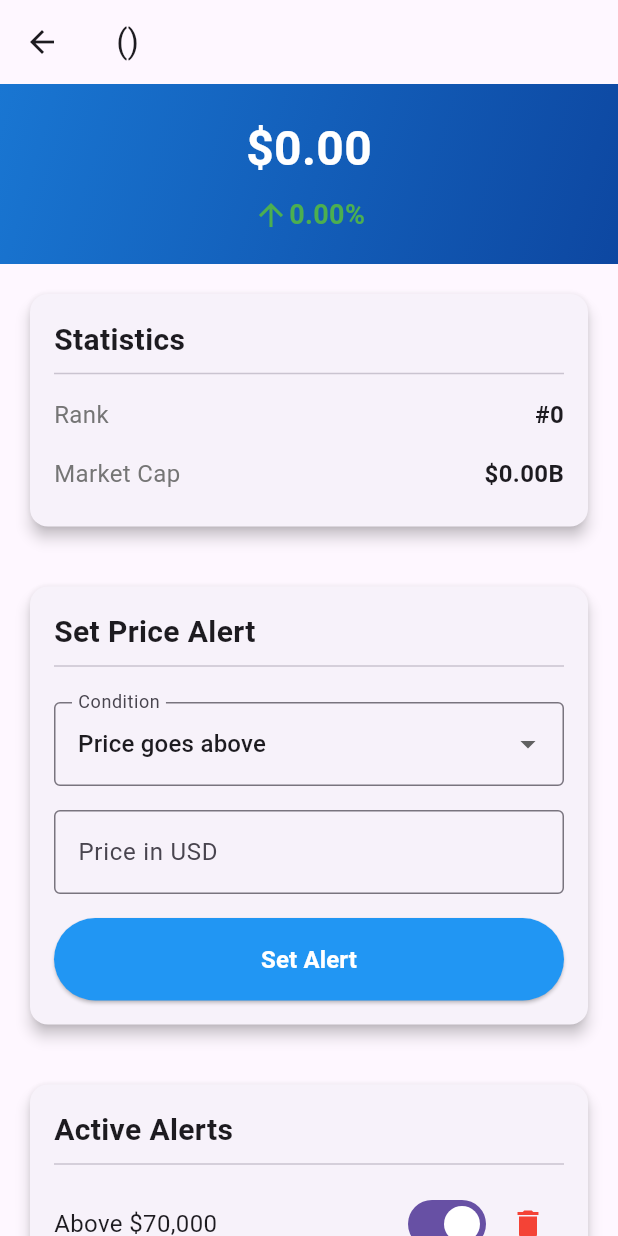
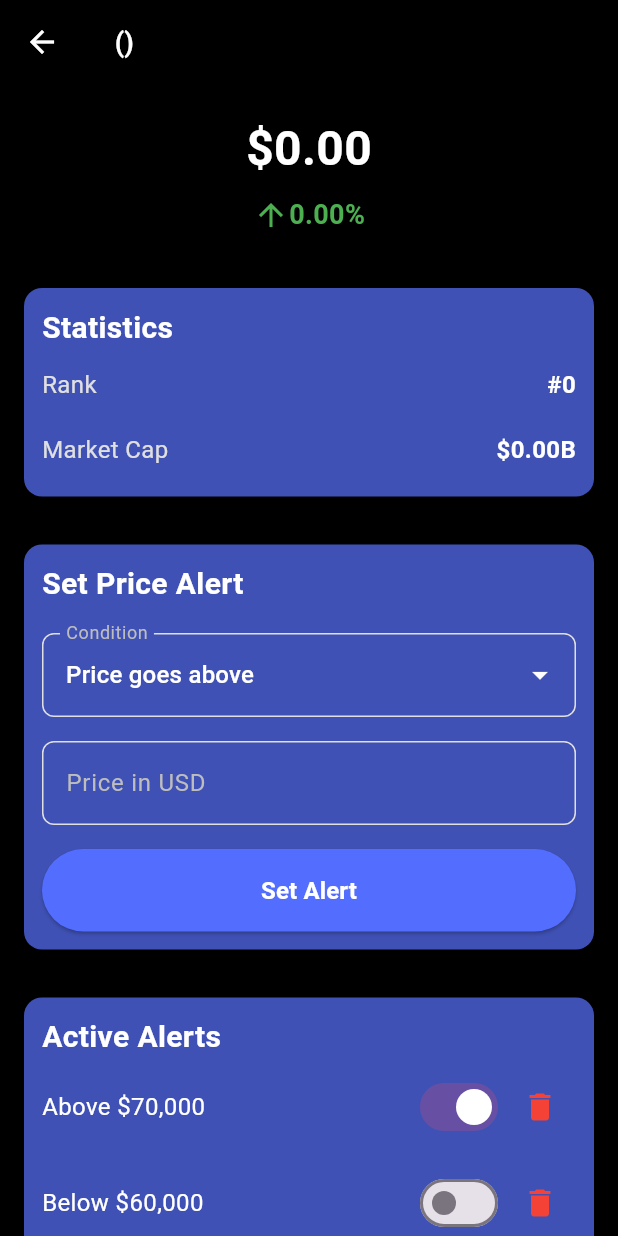
Before and after one commit to umarn15/crypto-rates, a Flutter app: the CoinDetailScreen screen opened directly with empty values, on a phone screen of 412 x 824 dp. Run offline on Flutter 3.47's test engine with Material 3 defaults, Android fonts, the phone set to English and light mode, and no system bars; our stand-ins replace fl_chart, shared_preferences; accounts and stored records are empty; network calls fail.

Commit message:
coin details screen with alert ui

```diff
--- a/lib/main.dart
+++ b/lib/main.dart
@@ -1,3 +1,4 @@
+import 'package:crypto_rates/models/theme_data.dart';
 import 'package:crypto_rates/screens/crypto_list_screen.dart';
 import 'package:flutter/material.dart';
 import 'package:shared_preferences/shared_preferences.dart';
@@ -18,6 +19,7 @@ class MyApp extends StatelessWidget {
   Widget build(BuildContext context) {
     return MaterialApp(
       debugShowCheckedModeBanner: false,
+      theme: themeData,
       home: CryptoListScreen(),
     );
   }
--- /dev/null
+++ b/lib/models/theme_data.dart
@@ -0,0 +1,26 @@
+import 'package:flutter/material.dart';
+
+TextStyle style = TextStyle(
+  color: Colors.white,
+);
+
+ThemeData themeData = ThemeData(
+  scaffoldBackgroundColor: Colors.black,
+  appBarTheme: AppBarTheme(
+    backgroundColor: Colors.transparent,
+    iconTheme: IconThemeData(color: Colors.white),
+    titleTextStyle: TextStyle(
+      fontSize: 18,
+      color: Colors.white,
+      fontWeight: FontWeight.bold
+    ),
+    actionsIconTheme: IconThemeData(color: Colors.white),
+  ),
+  textTheme: TextTheme(
+    bodyMedium: style,
+    bodyLarge: style,
+    bodySmall: style,
+    titleMedium: style,
+  ),
+  cardColor: Colors.indigo,
+);
--- a/lib/screens/coin_details_screen.dart
+++ b/lib/screens/coin_details_screen.dart
@@ -36,13 +36,13 @@ class _CoinDetailScreenState extends State<CoinDetailScreen> {
             Container(
               width: double.infinity,
               padding: EdgeInsets.all(20),
-              decoration: BoxDecoration(
-                gradient: LinearGradient(
-                  colors: [Colors.blue.shade700, Colors.blue.shade900],
-                  begin: Alignment.topLeft,
-                  end: Alignment.bottomRight,
-                ),
-              ),
+              // decoration: BoxDecoration(
+              //   gradient: LinearGradient(
+              //     colors: [Colors.indigoAccent, Colors.indigo],
+              //     begin: Alignment.topLeft,
+              //     end: Alignment.bottomRight,
+              //   ),
+              // ),
               child: Column(
                 children: [
                   Text(
@@ -83,11 +83,12 @@ class _CoinDetailScreenState extends State<CoinDetailScreen> {
 
             // Stats Section
             Padding(
-              padding: EdgeInsets.all(16),
+              padding: EdgeInsets.all(12),
               child: Card(
+                color: Colors.indigo,
                 elevation: 4,
                 child: Padding(
-                  padding: EdgeInsets.all(16),
+                  padding: EdgeInsets.all(12),
                   child: Column(
                     crossAxisAlignment: CrossAxisAlignment.start,
                     children: [
@@ -98,7 +99,6 @@ class _CoinDetailScreenState extends State<CoinDetailScreen> {
                           fontWeight: FontWeight.bold,
                         ),
                       ),
-                      Divider(),
                       _buildStatRow('Rank', '#${widget.coin.rank}'),
                       _buildStatRow(
                           'Market Cap',
@@ -113,11 +113,12 @@ class _CoinDetailScreenState extends State<CoinDetailScreen> {
 
             // Price Alert Section
             Padding(
-              padding: EdgeInsets.all(16),
+              padding: EdgeInsets.all(12),
               child: Card(
+                color: Colors.indigo,
                 elevation: 4,
                 child: Padding(
-                  padding: EdgeInsets.all(16),
+                  padding: EdgeInsets.all(12),
                   child: Form(
                     key: _alertFormKey,
                     child: Column(
@@ -130,13 +131,35 @@ class _CoinDetailScreenState extends State<CoinDetailScreen> {
                             fontWeight: FontWeight.bold,
                           ),
                         ),
-                        Divider(),
-                        SizedBox(height: 16),
+                        SizedBox(height: 18),
                         DropdownButtonFormField<String>(
+                          dropdownColor: Colors.blue,
                           value: _selectedCondition,
+                          icon: Icon(Icons.arrow_drop_down, color: Colors.white,),
                           decoration: InputDecoration(
+                            border: OutlineInputBorder(
+                              borderRadius: BorderRadius.circular(8),
+                              borderSide: BorderSide(color: Colors.grey.shade300),
+                            ),
+                            focusedBorder: OutlineInputBorder(
+                              borderRadius: BorderRadius.circular(8),
+                              borderSide: BorderSide(color: Colors.white),
+                            ),
+                            disabledBorder: OutlineInputBorder(
+                              borderRadius: BorderRadius.circular(8),
+                              borderSide: BorderSide(color: Colors.grey.shade300),
+                            ),
+                            enabledBorder: OutlineInputBorder(
+                                borderSide: BorderSide(color: Colors.grey.shade300),
+                                borderRadius: BorderRadius.circular(8)),
+                            fillColor: Colors.transparent,
+                            focusColor: Colors.transparent,
+                            hoverColor: Colors.transparent,
+                            filled: true,
                             labelText: 'Condition',
-                            border: OutlineInputBorder(),
+                            labelStyle: TextStyle(
+                                color: Colors.grey.shade400
+                            ),
                           ),
                           items: [
                             DropdownMenuItem(
@@ -158,9 +181,31 @@ class _CoinDetailScreenState extends State<CoinDetailScreen> {
                         TextFormField(
                           controller: _priceController,
                           decoration: InputDecoration(
+                            border: OutlineInputBorder(
+                              borderRadius: BorderRadius.circular(8),
+                              borderSide: BorderSide(color: Colors.grey.shade300),
+                            ),
+                            focusedBorder: OutlineInputBorder(
+                              borderRadius: BorderRadius.circular(8),
+                              borderSide: BorderSide(color: Colors.white),
+                            ),
+                            disabledBorder: OutlineInputBorder(
+                              borderRadius: BorderRadius.circular(8),
+                              borderSide: BorderSide(color: Colors.grey.shade300),
+                            ),
+                            enabledBorder: OutlineInputBorder(
+                                borderSide: BorderSide(color: Colors.grey.shade300),
+                                borderRadius: BorderRadius.circular(8)),
+                            fillColor: Colors.transparent,
+                            focusColor: Colors.transparent,
+                            hoverColor: Colors.transparent,
+                            filled: true,
                             labelText: 'Price in USD',
+                            labelStyle: TextStyle(
+                              color: Colors.grey.shade400
+                            ),
                             prefixText: '\$ ',
-                            border: OutlineInputBorder(),
+                            prefixStyle: TextStyle(color: Colors.grey.shade400),
                           ),
                           keyboardType: TextInputType.numberWithOptions(decimal: true),
                           validator: (value) {
@@ -179,7 +224,7 @@ class _CoinDetailScreenState extends State<CoinDetailScreen> {
                           child: ElevatedButton(
                             style: ElevatedButton.styleFrom(
                               padding: EdgeInsets.symmetric(vertical: 16),
-                              backgroundColor: Colors.blue,
+                              backgroundColor: Colors.indigoAccent,
                             ),
                             onPressed: () {
                               if (_alertFormKey.currentState!.validate()) {
@@ -212,11 +257,12 @@ class _CoinDetailScreenState extends State<CoinDetailScreen> {
 
             // Existing Alerts Section
             Padding(
-              padding: EdgeInsets.all(16),
+              padding: EdgeInsets.all(12),
               child: Card(
+                color: Colors.indigo,
                 elevation: 4,
                 child: Padding(
-                  padding: EdgeInsets.all(16),
+                  padding: EdgeInsets.all(12),
                   child: Column(
                     crossAxisAlignment: CrossAxisAlignment.start,
                     children: [
@@ -227,7 +273,6 @@ class _CoinDetailScreenState extends State<CoinDetailScreen> {
                           fontWeight: FontWeight.bold,
                         ),
                       ),
-                      Divider(),
                       // Example alert items
                       _buildAlertItem(
                         'Above \$70,000',
@@ -256,14 +301,14 @@ class _CoinDetailScreenState extends State<CoinDetailScreen> {
 
   Widget _buildStatRow(String label, String value) {
     return Padding(
-      padding: EdgeInsets.symmetric(vertical: 8),
+      padding: EdgeInsets.only(top: 12, bottom: 8),
       child: Row(
         mainAxisAlignment: MainAxisAlignment.spaceBetween,
         children: [
           Text(
             label,
             style: TextStyle(
-              color: Colors.grey[600],
+              color: Colors.grey[300],
               fontSize: 16,
             ),
           ),
--- a/lib/screens/crypto_chart.dart
+++ b/lib/screens/crypto_chart.dart
@@ -36,7 +36,7 @@ class _CryptoChartState extends State<CryptoChart> {
             padding: EdgeInsets.symmetric(horizontal: 12, vertical: 8),
             margin: EdgeInsets.symmetric(horizontal: 8, vertical: 6),
             decoration: BoxDecoration(
-              color: Colors.blueAccent,
+              color: Colors.indigoAccent,
               borderRadius: BorderRadius.circular(8),
               boxShadow: [
                 BoxShadow(
@@ -51,7 +51,7 @@ class _CryptoChartState extends State<CryptoChart> {
               icon: Icon(Icons.arrow_drop_down, color: Colors.white),
               iconSize: 24,
               elevation: 16,
-              dropdownColor: Colors.blueAccent,
+              dropdownColor: Colors.indigoAccent,
               style: TextStyle(color: Colors.white, fontSize: 16),
               underline: SizedBox(),
               items: cryptoHistory.keys.map((String symbol) {
@@ -117,12 +117,12 @@ class _CryptoChartState extends State<CryptoChart> {
                         LineChartBarData(
                           spots: cryptoHistory[selectedCrypto] ?? [],
                           isCurved: true,
-                          color: Colors.blue,
+                          color: Colors.red,
                           barWidth: 2,
                           dotData: FlDotData(show: false),
                           belowBarData: BarAreaData(
                             show: true,
-                            color: Colors.blue.withOpacity(0.2),
+                            color: Colors.red.withOpacity(0.2),
                           ),
                         ),
                       ],
@@ -137,7 +137,7 @@ class _CryptoChartState extends State<CryptoChart> {
                                   child: Text(
                                     '${value.toInt()}h',
                                     style: TextStyle(
-                                      color: Colors.black,
+                                      color: Colors.white,
                                       fontSize: 10,
                                     ),
                                   ),
@@ -160,7 +160,7 @@ class _CryptoChartState extends State<CryptoChart> {
                                 return Text(
                                   '\$${(value / 1000000).toStringAsFixed(1)}M',
                                   style: TextStyle(
-                                    color: Colors.black,
+                                    color: Colors.white,
                                     fontSize: 10,
                                   ),
                                 );
@@ -168,7 +168,7 @@ class _CryptoChartState extends State<CryptoChart> {
                                 return Text(
                                   '\$${(value / 1000).toStringAsFixed(1)}K',
                                   style: TextStyle(
-                                    color: Colors.black,
+                                    color: Colors.white,
                                     fontSize: 10,
                                   ),
                                 );
@@ -176,7 +176,7 @@ class _CryptoChartState extends State<CryptoChart> {
                               return Text(
                                 '\$${value.toStringAsFixed(0)}',
                                 style: TextStyle(
-                                  color: Colors.black,
+                                  color: Colors.white,
                                   fontSize: 10,
                                 ),
                               );
--- a/lib/screens/crypto_list_screen.dart
+++ b/lib/screens/crypto_list_screen.dart
@@ -166,17 +166,17 @@ class _CryptoListScreenState extends State<CryptoListScreen> {
               leading: Text(
                 '#${coin.rank}',
                 style: TextStyle(
-                  color: Colors.grey,
+                  color: Colors.grey.shade300,
                   fontWeight: FontWeight.bold,
                 ),
               ),
               title: Text(
                 '${coin.name} (${coin.symbol})',
-                style: TextStyle(fontWeight: FontWeight.bold),
+                style: TextStyle(fontWeight: FontWeight.bold, color: Colors.white),
               ),
               subtitle: Text(
                 'Market Cap: ${formatMarketCap(coin.marketCap)}',
-                style: TextStyle(color: Colors.grey[600]),
+                style: TextStyle(color: Colors.grey[400]),
               ),
               trailing: Column(
                 mainAxisAlignment: MainAxisAlignment.center,
@@ -184,7 +184,7 @@ class _CryptoListScreenState extends State<CryptoListScreen> {
                 children: [
                   Text(
                     formatPrice(coin.price),
-                    style: TextStyle(fontWeight: FontWeight.bold),
+                    style: TextStyle(fontWeight: FontWeight.bold, color: Colors.white),
                   ),
                   Text(
                     '${coin.change24h >= 0 ? '+' : ''}${coin.change24h.toStringAsFixed(2)}%',
```
